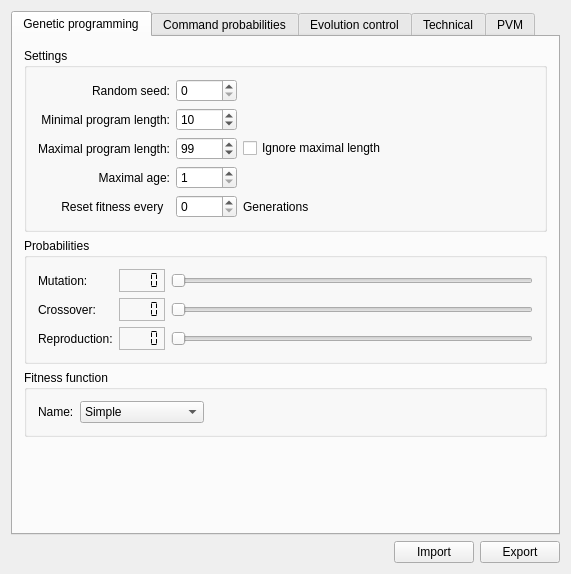
Qt form sigel/ui/SIGEL_MasterUI/SIG_GPParameterBase.ui (jayMcBee/sigel-evolutionary-walking-robots) before a commit.
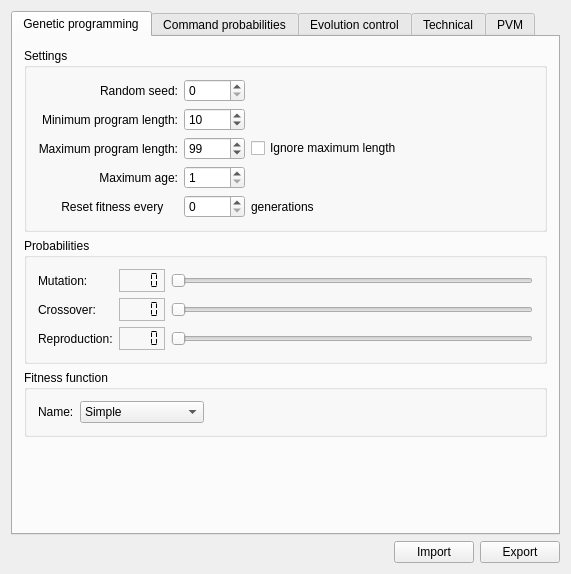
The same form after that commit. Icons and pictures are not drawn.

The edit to the form file:
```diff
--- a/sigel/ui/SIGEL_MasterUI/SIG_GPParameterBase.ui
+++ b/sigel/ui/SIGEL_MasterUI/SIG_GPParameterBase.ui
@@ -51,7 +51,7 @@
                     <item row="4" column="2">
                       <widget class="QLabel" name="textlabelGeneration">
                         <property name="text">
-                          <string>Generations</string>
+                          <string>generations</string>
                         </property>
                         <property name="wordWrap">
                           <bool>false</bool>
@@ -74,7 +74,7 @@
                     <item row="2" column="2" rowspan="1" colspan="2">
                       <widget class="QCheckBox" name="checkboxIgnoreMaxIndLength">
                         <property name="text">
-                          <string>Ignore maximal length</string>
+                          <string>Ignore maximum length</string>
                         </property>
                       </widget>
                     </item>
@@ -126,7 +126,7 @@
                     <item row="1" column="0">
                       <widget class="QLabel" name="textlabelMinIndLength">
                         <property name="text">
-                          <string>Minimal program length:</string>
+                          <string>Minimum program length:</string>
                         </property>
                         <property name="alignment">
                           <set>Qt::AlignVCenter|Qt::AlignRight</set>
@@ -227,7 +227,7 @@
                     <item row="3" column="0">
                       <widget class="QLabel" name="textlabelMaxAge">
                         <property name="text">
-                          <string>Maximal age:</string>
+                          <string>Maximum age:</string>
                         </property>
                         <property name="alignment">
                           <set>Qt::AlignVCenter|Qt::AlignRight</set>
@@ -240,7 +240,7 @@
                     <item row="2" column="0">
                       <widget class="QLabel" name="textlabelMaxIndLength">
                         <property name="text">
-                          <string>Maximal program length:</string>
+                          <string>Maximum program length:</string>
                         </property>
                         <property name="alignment">
                           <set>Qt::AlignVCenter|Qt::AlignRight</set>
```
Left out of the diff: 10 changed lines with no effect on the pictures.
